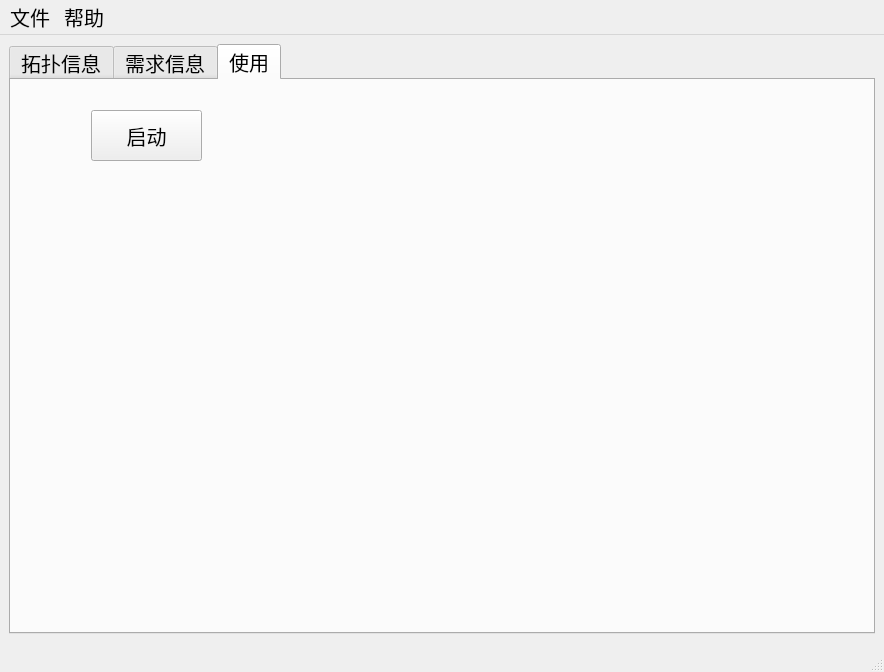
The window that GUI/qkdsim.ui (shenzuzhenwang/QKDSim) describes before a commit, drawn with Qt 5.
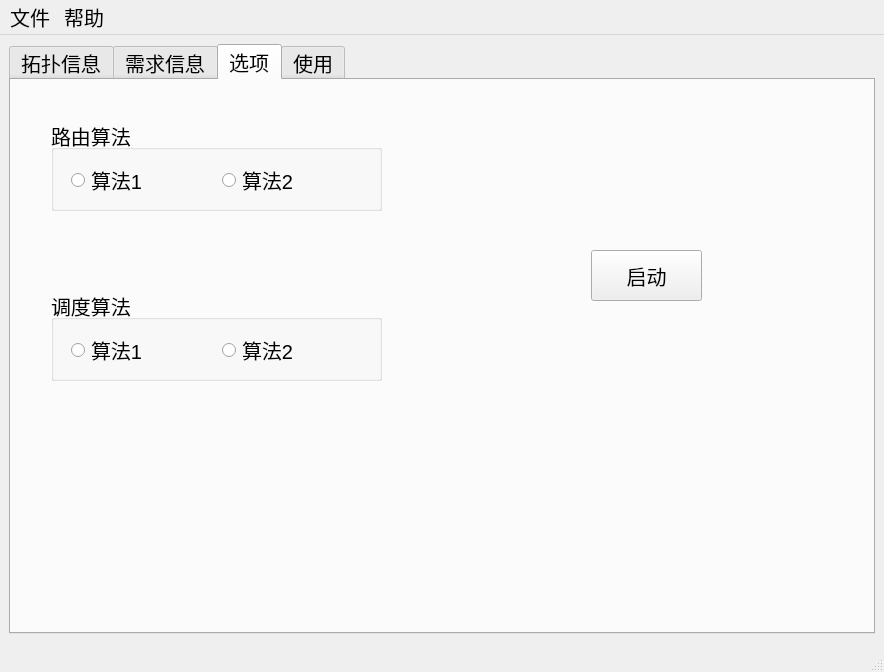
The same window after the commit. The open tabs and pages were chosen to show the change.

Commit message: change ui and use button to goto next relay

Diff of the .ui file:
```diff
--- a/GUI/qkdsim.ui
+++ b/GUI/qkdsim.ui
@@ -60,19 +60,115 @@
       </widget>
       <widget class="QWidget" name="tab_3">
        <attribute name="title">
-        <string>使用</string>
+        <string>选项</string>
        </attribute>
        <widget class="QPushButton" name="bt_start">
         <property name="geometry">
          <rect>
-          <x>80</x>
-          <y>30</y>
+          <x>580</x>
+          <y>170</y>
           <width>111</width>
           <height>51</height>
          </rect>
         </property>
         <property name="text">
          <string>启动</string>
+        </property>
+       </widget>
+       <widget class="QGroupBox" name="groupBox">
+        <property name="geometry">
+         <rect>
+          <x>40</x>
+          <y>40</y>
+          <width>331</width>
+          <height>91</height>
+         </rect>
+        </property>
+        <property name="title">
+         <string>路由算法</string>
+        </property>
+        <widget class="QWidget" name="">
+         <property name="geometry">
+          <rect>
+           <x>20</x>
+           <y>40</y>
+           <width>296</width>
+           <height>41</height>
+          </rect>
+         </property>
+         <layout class="QHBoxLayout" name="horizontalLayout">
+          <item>
+           <widget class="QRadioButton" name="radioButton">
+            <property name="text">
+             <string>算法1</string>
+            </property>
+           </widget>
+          </item>
+          <item>
+           <widget class="QRadioButton" name="radioButton_2">
+            <property name="text">
+             <string>算法2</string>
+            </property>
+           </widget>
+          </item>
+         </layout>
+        </widget>
+       </widget>
+       <widget class="QGroupBox" name="groupBox_2">
+        <property name="geometry">
+         <rect>
+          <x>40</x>
+          <y>210</y>
+          <width>331</width>
+          <height>91</height>
+         </rect>
+        </property>
+        <property name="title">
+         <string>调度算法</string>
+        </property>
+        <widget class="QWidget" name="layoutWidget_2">
+         <property name="geometry">
+          <rect>
+           <x>20</x>
+           <y>40</y>
+           <width>296</width>
+           <height>41</height>
+          </rect>
+         </property>
+         <layout class="QHBoxLayout" name="horizontalLayout_3">
+          <item>
+           <widget class="QRadioButton" name="radioButton_5">
+            <property name="text">
+             <string>算法1</string>
+            </property>
+           </widget>
+          </item>
+          <item>
+           <widget class="QRadioButton" name="radioButton_6">
+            <property name="text">
+             <string>算法2</string>
+            </property>
+           </widget>
+          </item>
+         </layout>
+        </widget>
+       </widget>
+      </widget>
+      <widget class="QWidget" name="tab_4">
+       <attribute name="title">
+        <string>使用</string>
+       </attribute>
+       <widget class="QPushButton" name="bt_next">
+        <property name="geometry">
+         <rect>
+          <x>659</x>
+          <y>50</y>
+          <width>121</width>
+          <height>41</height>
+         </rect>
+        </property>
+        <property name="text">
+         <string>下一步</string>
         </property>
        </widget>
       </widget>
```
Left out of the diff: 2 changed lines with no effect on the pictures. The commit also changes 2 other files.
